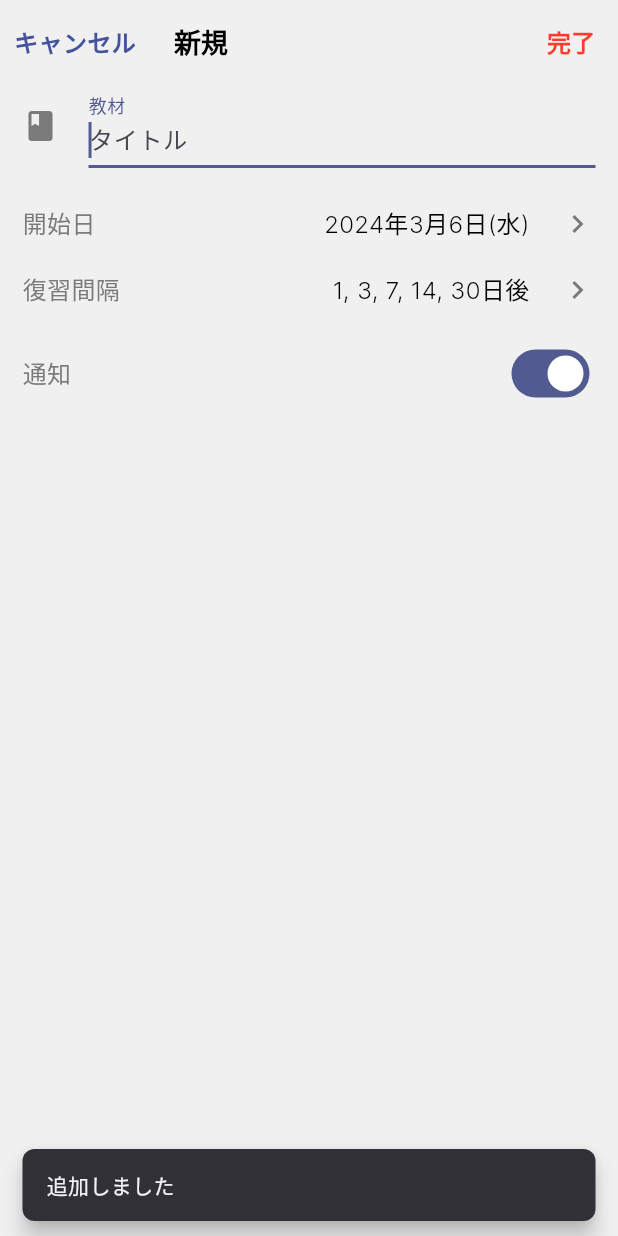
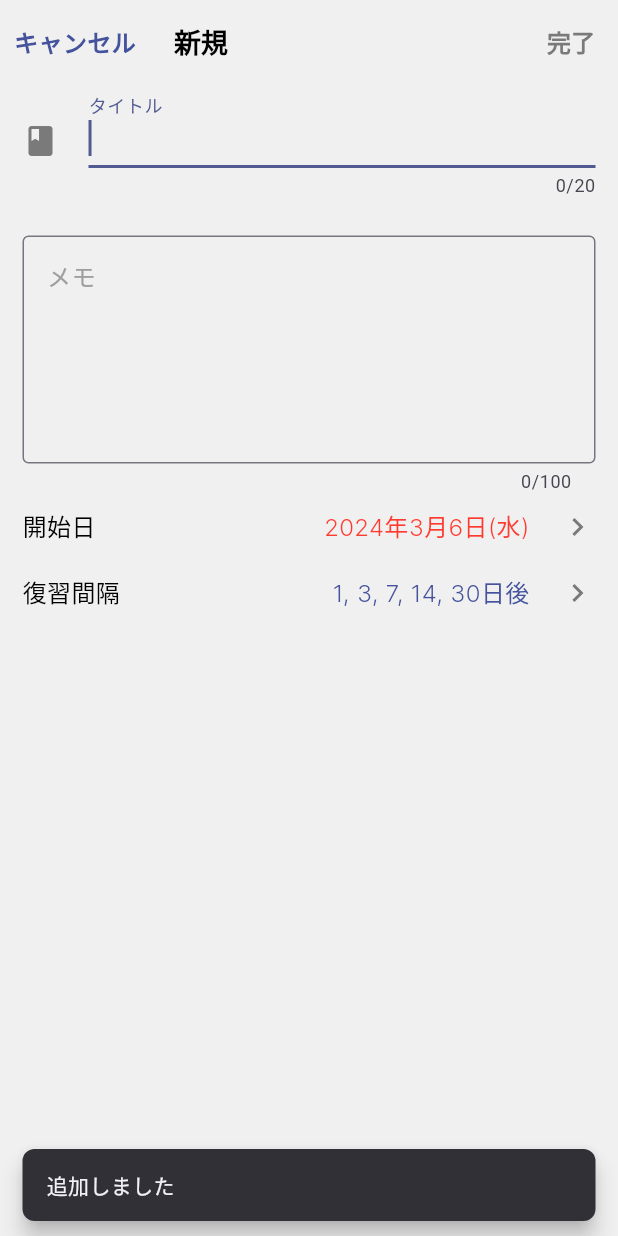
Before and after one commit to MaeruV/fukushu-calendar, a Flutter app: the AddTaskScreen screen opened by its route, after a tap on "完了", on a phone screen of 412 x 824 dp. Run offline on Flutter 3.47's test engine with Material 3 defaults, Android fonts, the phone set to English and light mode, and no system bars; our stand-ins replace flutter_hooks, flutter_riverpod, flutter_slidable, flutter_svg, freezed_annotation, go_router and 3 more; accounts and stored records are empty; generated files the repository leaves out were written again.

Commit message:
CheckTaskとAddTaskはほぼ完成

```diff
--- a/lib/application/state/edit/edit_view_model.dart
+++ b/lib/application/state/edit/edit_view_model.dart
@@ -1,48 +1,71 @@
 import 'package:ebbinghaus_forgetting_curve/application/types/edit/edit_state.dart';
 import 'package:ebbinghaus_forgetting_curve/application/usecases/task/state/tasks_provider.dart';
-import 'package:flutter/material.dart';
+import 'package:ebbinghaus_forgetting_curve/domain/entities/task.dart';
+import 'package:flutter/foundation.dart';
 import 'package:riverpod_annotation/riverpod_annotation.dart';
 
 part 'edit_view_model.g.dart';
 
 @riverpod
 class EditViewModel extends _$EditViewModel {
-  late TextEditingController textController;
+  late Task? task;
 
   @override
   EditState build() {
-    textController = TextEditingController();
+    task = ref.watch(temporaryTaskProvider);
 
-    final task = ref.watch(temporaryTaskProvider);
     final datetime = task != null
-        ? task.dateTime
+        ? task!.dateTime
         : DateTime(
             DateTime.now().year, DateTime.now().month, DateTime.now().day);
-    final titleText = task != null ? task.title : '';
-    final intervalDays = task != null ? task.dates : [1, 3, 7, 14, 30];
+    final titleText = task != null ? task!.title : '';
+    final memoText = task != null ? task!.memo ?? '' : '';
+    final intervalDays = task != null ? task!.dates : [1, 3, 7, 14, 30];
     final hasTask = task != null ? true : false;
-    ref.onDispose(() {
-      print('onDisposeされました');
-    });
 
     return EditState(
+      title: titleText,
+      memo: memoText,
       dateTime: datetime,
-      notification: true,
-      titleText: textController.text = titleText,
       intervalDays: intervalDays,
       hasTask: hasTask,
+      hasChanges: false,
     );
+  }
+
+  setTitleText(String text) {
+    state = state.copyWith(title: text);
+    _checkForChanges();
+  }
+
+  setMemoText(String text) {
+    final memoText = text.replaceAll('\n', ' ');
+    state = state.copyWith(memo: memoText);
+    _checkForChanges();
   }
 
   setDateTime(DateTime time) {
     state = state.copyWith(dateTime: time);
-  }
-
-  toggleNotification(bool toggle) {
-    state = state.copyWith(notification: toggle);
+    _checkForChanges();
   }
 
   updateIntervalDays(List<int> interval) {
     state = state.copyWith(intervalDays: interval);
+    _checkForChanges();
+  }
+
+  void _checkForChanges() {
+    bool hasChanges = false;
+    if (task != null) {
+      bool isIntervalDaysEqual = listEquals(task!.dates, state.intervalDays);
+      bool isDateTimeEqual = task!.dateTime == state.dateTime;
+      hasChanges = task!.title != state.title ||
+          task!.memo != state.memo ||
+          !isDateTimeEqual ||
+          !isIntervalDaysEqual;
+    } else {
+      hasChanges = state.title != '';
+    }
+    state = state.copyWith(hasChanges: hasChanges);
   }
 }
--- a/lib/application/state/edit/interval_view_model.dart
+++ b/lib/application/state/edit/interval_view_model.dart
@@ -1,3 +1,4 @@
+import 'package:ebbinghaus_forgetting_curve/application/state/edit/edit_view_model.dart';
 import 'package:ebbinghaus_forgetting_curve/presentation/component/dialog_manager.dart';
 import 'package:flutter/material.dart';
 import 'package:riverpod_annotation/riverpod_annotation.dart';
@@ -10,7 +11,8 @@ part 'interval_view_model.g.dart';
 class IntervalViewModel extends _$IntervalViewModel {
   @override
   List<int> build() {
-    return [1, 3, 7, 14, 30];
+    final editState = ref.watch(editViewModelProvider);
+    return editState.intervalDays;
   }
 
   void setNumber(int num, BuildContext context) {
--- a/lib/application/types/edit/edit_state.dart
+++ b/lib/application/types/edit/edit_state.dart
@@ -8,10 +8,11 @@ part 'edit_state.freezed.dart';
 @freezed
 class EditState with _$EditState {
   const factory EditState({
+    required String title,
+    required String memo,
     required DateTime dateTime,
-    required bool notification,
-    required String titleText,
     required List<int> intervalDays,
     required bool hasTask,
+    @Default(false) bool hasChanges,
   }) = _EditState;
 }
--- a/lib/application/usecases/task/task_usecase.dart
+++ b/lib/application/usecases/task/task_usecase.dart
@@ -1,6 +1,4 @@
-import 'package:ebbinghaus_forgetting_curve/application/state/edit/edit_view_model.dart';
 import 'package:ebbinghaus_forgetting_curve/application/state/loading/overlay_loading_provider.dart';
-import 'package:ebbinghaus_forgetting_curve/application/types/edit/edit_state.dart';
 import 'package:ebbinghaus_forgetting_curve/application/usecases/run_usecase_mixin.dart';
 import 'package:ebbinghaus_forgetting_curve/application/usecases/task/state/tasks_provider.dart';
 import 'package:ebbinghaus_forgetting_curve/domain/entities/task.dart';
@@ -26,41 +24,45 @@ class TaskUsecase with RunUsecaseMixin {
       _ref.read(temporaryTaskProvider.notifier);
   void _refreshTempTaskProvider(int taskId) =>
       _ref.refresh(tempTaskProvider(taskId: taskId).future);
-  EditState get _editState => _ref.read(editViewModelProvider);
 
-  Future<void> addTaskEvent() async {
-    final task = Task()
-      ..title = _ref.read(editViewModelProvider.notifier).textController.text
-      ..memo = "1日300単語勉強する。これについてテストを行います。改行を出来るかどうかを確かめます。"
-      ..dateTime = _editState.dateTime
-      ..dates = _editState.intervalDays;
+  Future<void> saveTaskEvent({
+    required String title,
+    required String memo,
+    required DateTime dateTime,
+    required List<int> intervalDays,
+  }) async {
+    Task task;
+
+    if (_temporaryTaskController.state == null) {
+      // 新規タスクの作成
+      task = Task()
+        ..title = title
+        ..memo = memo
+        ..dateTime = dateTime
+        ..dates = intervalDays;
+    } else {
+      // 既存のタスクの更新
+      task = _temporaryTaskController.state!
+        ..title = title
+        ..memo = memo
+        ..dateTime = dateTime
+        ..dates = intervalDays;
+    }
 
     await execute(
       loadingController: _loadingController,
       action: () async {
-        await _taskRepository.add(task: task);
+        if (_temporaryTaskController.state == null) {
+          await _taskRepository.add(task: task);
+        } else {
+          await _taskRepository.update(task: task);
+        }
       },
     );
 
-    _invalidateTasksProvider();
-  }
-
-  Future<void> updateTaskEvent() async {
-    final task = _temporaryTaskController.state!
-      ..title = _ref.read(editViewModelProvider.notifier).textController.text
-      ..dateTime = _editState.dateTime
-      ..dates = _editState.intervalDays;
-
-    print('update');
-
-    await execute(
-      loadingController: _loadingController,
-      action: () async {
-        await _taskRepository.update(task: task);
-      },
-    );
-
-    _refreshTempTaskProvider(task.id);
+    if (_temporaryTaskController.state != null) {
+      _refreshTempTaskProvider(task.id);
+    }
     _invalidateTasksProvider();
   }
 
--- a/lib/presentation/pages/edit/views/add_task_screen.dart
+++ b/lib/presentation/pages/edit/views/add_task_screen.dart
@@ -1,32 +1,35 @@
 import 'package:ebbinghaus_forgetting_curve/presentation/pages/edit/widgets/add_task/add_task_app_bar.dart';
 import 'package:ebbinghaus_forgetting_curve/presentation/pages/edit/widgets/add_task/add_task_calendar.dart';
 import 'package:ebbinghaus_forgetting_curve/presentation/pages/edit/widgets/add_task/add_task_interval.dart';
-import 'package:ebbinghaus_forgetting_curve/presentation/pages/edit/widgets/add_task/add_task_notification.dart';
+import 'package:ebbinghaus_forgetting_curve/presentation/pages/edit/widgets/add_task/add_task_memo.dart';
 import 'package:ebbinghaus_forgetting_curve/presentation/pages/edit/widgets/add_task/add_task_title.dart';
 import 'package:ebbinghaus_forgetting_curve/presentation/theme/colors.dart';
 import 'package:flutter/material.dart';
-import 'package:hooks_riverpod/hooks_riverpod.dart';
 
-class AddTaskScreen extends HookConsumerWidget {
+class AddTaskScreen extends StatelessWidget {
   const AddTaskScreen({super.key});
 
   @override
-  Widget build(BuildContext context, WidgetRef ref) {
+  Widget build(BuildContext context) {
     return const Scaffold(
+      resizeToAvoidBottomInset: false,
       backgroundColor: BrandColor.background,
       appBar: AddTaskAppBar(),
       body: Padding(
         padding: EdgeInsets.symmetric(horizontal: 15.0),
+        child: SingleChildScrollView(
           child: Column(
             children: <Widget>[
               AddTaskTitle(),
               SizedBox(height: 25),
+              AddTaskMemo(),
+              SizedBox(height: 10),
               AddTaskCalendar(),
               SizedBox(height: 20),
               AddTaskInterval(),
               SizedBox(height: 20),
-            AddTaskNotification(),
             ],
+          ),
         ),
       ),
     );
--- a/lib/presentation/pages/edit/views/check_task_screen.dart
+++ b/lib/presentation/pages/edit/views/check_task_screen.dart
@@ -36,7 +36,8 @@ class CheckTaskScreen extends ConsumerWidget {
                 },
                 backTap: () => context.pop(),
               ),
-              body: Padding(
+              body: SingleChildScrollView(
+                child: Padding(
                   padding: const EdgeInsets.symmetric(
                       horizontal: 10.0, vertical: 10.0),
                   child: Column(
@@ -80,6 +81,7 @@ class CheckTaskScreen extends ConsumerWidget {
                   ),
                 ),
               ),
+            ),
       _ => const CircularProgressIndicator(),
     };
   }
--- a/lib/presentation/pages/edit/views/interval_screen.dart
+++ b/lib/presentation/pages/edit/views/interval_screen.dart
@@ -1,6 +1,7 @@
 import 'package:ebbinghaus_forgetting_curve/presentation/pages/edit/widgets/interval/intercal_floating_btn.dart';
 import 'package:ebbinghaus_forgetting_curve/presentation/pages/edit/widgets/interval/interval_app_bar.dart';
 import 'package:ebbinghaus_forgetting_curve/presentation/pages/edit/widgets/interval/interval_view.dart';
+import 'package:ebbinghaus_forgetting_curve/presentation/theme/colors.dart';
 import 'package:flutter/material.dart';
 import 'package:flutter_riverpod/flutter_riverpod.dart';
 
@@ -10,6 +11,7 @@ class IntervalScreen extends ConsumerWidget {
   @override
   Widget build(BuildContext context, WidgetRef ref) {
     return const Scaffold(
+        backgroundColor: BrandColor.background,
         appBar: IntervalAppBar(),
         body: IntervalView(),
         floatingActionButton: IntervalFloatingBtn());
--- a/lib/presentation/pages/edit/widgets/add_task/add_task_app_bar.dart
+++ b/lib/presentation/pages/edit/widgets/add_task/add_task_app_bar.dart
@@ -1,14 +1,13 @@
 import 'package:ebbinghaus_forgetting_curve/application/state/edit/edit_view_model.dart';
-import 'package:ebbinghaus_forgetting_curve/application/usecases/task/state/tasks_provider.dart';
 import 'package:ebbinghaus_forgetting_curve/application/usecases/task/task_usecase.dart';
 import 'package:ebbinghaus_forgetting_curve/presentation/presentation_mixin.dart';
 import 'package:ebbinghaus_forgetting_curve/presentation/theme/colors.dart';
 import 'package:ebbinghaus_forgetting_curve/presentation/theme/fonts.dart';
 import 'package:flutter/material.dart';
-import 'package:flutter_riverpod/flutter_riverpod.dart';
 import 'package:go_router/go_router.dart';
+import 'package:hooks_riverpod/hooks_riverpod.dart';
 
-class AddTaskAppBar extends ConsumerWidget
+class AddTaskAppBar extends HookConsumerWidget
     with PresentationMixin
     implements PreferredSizeWidget {
   const AddTaskAppBar({Key? key}) : super(key: key);
@@ -16,6 +15,8 @@ class AddTaskAppBar extends ConsumerWidget
   Widget build(BuildContext context, WidgetRef ref) {
     final state = ref.watch(editViewModelProvider);
     String subject = state.hasTask ? '編集' : '新規';
+    String succesMessage = state.hasTask ? '更新しました' : '追加しました';
+    Color color = state.hasChanges ? BrandColor.deleteRed : BrandColor.grey;
 
     return AppBar(
       backgroundColor: BrandColor.background,
@@ -26,9 +27,7 @@ class AddTaskAppBar extends ConsumerWidget
         child: Center(
           child: Text(
             'キャンセル',
-            style: BrandText.titleS.copyWith(
-                color: BrandColor
-                    .blue), // Use the same style as the title for uniformity
+            style: BrandText.titleS.copyWith(color: BrandColor.blue),
           ),
         ),
       ),
@@ -40,17 +39,20 @@ class AddTaskAppBar extends ConsumerWidget
               execute(
                 context,
                 action: () async {
-                  state.hasTask
-                      ? await ref.read(taskUsecaseProvider).updateTaskEvent()
-                      : await ref.read(taskUsecaseProvider).addTaskEvent();
+                  await ref.read(taskUsecaseProvider).saveTaskEvent(
+                        title: state.title,
+                        memo: state.memo,
+                        dateTime: state.dateTime,
+                        intervalDays: state.intervalDays,
+                      );
                 },
-                successMessage: state.hasTask ? '更新しました' : '追加しました',
+                successMessage: succesMessage,
               );
               context.pop();
             },
             child: Text(
               "完了",
-              style: BrandText.titleS.copyWith(color: BrandColor.deleteRed),
+              style: BrandText.titleS.copyWith(color: color),
             ),
           ),
         ),
--- a/lib/presentation/pages/edit/widgets/add_task/add_task_calendar.dart
+++ b/lib/presentation/pages/edit/widgets/add_task/add_task_calendar.dart
@@ -8,11 +8,11 @@ import 'package:hooks_riverpod/hooks_riverpod.dart';
 class AddTaskCalendar extends ConsumerWidget {
   const AddTaskCalendar({super.key});
 
-  Future<DateTime?> showDate(BuildContext context) async {
+  Future<DateTime?> showDate(BuildContext context, DateTime dateTime) async {
     final DateTime? datePicked = await showDatePicker(
       locale: const Locale("ja"),
       context: context,
-      initialDate: DateTime.now(),
+      initialDate: dateTime,
       firstDate: DateTime(
           DateTime.now().year, DateTime.now().month, DateTime.now().day),
       lastDate: DateTime.now().add(
@@ -29,7 +29,7 @@ class AddTaskCalendar extends ConsumerWidget {
 
     return GestureDetector(
       onTap: () async {
-        final datePicked = await showDate(context);
+        final datePicked = await showDate(context, state.dateTime);
         if (datePicked != null && datePicked != state.dateTime) {
           notifier.setDateTime(datePicked);
         }
@@ -37,15 +37,15 @@ class AddTaskCalendar extends ConsumerWidget {
       child: Row(
         mainAxisAlignment: MainAxisAlignment.spaceBetween,
         children: <Widget>[
-          Text(
+          const Text(
             '開始日',
-            style: BrandText.bodyM.copyWith(color: BrandColor.grey),
+            style: BrandText.bodyM,
           ),
           Row(
             children: <Widget>[
               Text(
                 state.dateTime.toJapaneseFormat(),
-                style: BrandText.bodyM.copyWith(color: BrandColor.black),
+                style: BrandText.bodyM.copyWith(color: BrandColor.deleteRed),
               ),
               const SizedBox(width: 20),
               const Icon(
--- a/lib/presentation/pages/edit/widgets/add_task/add_task_interval.dart
+++ b/lib/presentation/pages/edit/widgets/add_task/add_task_interval.dart
@@ -21,9 +21,9 @@ class AddTaskInterval extends ConsumerWidget {
         width: double.infinity,
         child: Row(
           children: <Widget>[
-            Text(
+            const Text(
               '復習間隔',
-              style: BrandText.bodyM.copyWith(color: BrandColor.grey),
+              style: BrandText.bodyM,
             ),
             const SizedBox(width: 10),
             Expanded(
@@ -33,7 +33,7 @@ class AddTaskInterval extends ConsumerWidget {
                   Flexible(
                     child: Text(
                       formattedIntervals,
-                      style: BrandText.bodyM.copyWith(color: BrandColor.black),
+                      style: BrandText.bodyM.copyWith(color: BrandColor.blue),
                       overflow: TextOverflow.ellipsis,
                     ),
                   ),
--- /dev/null
+++ b/lib/presentation/pages/edit/widgets/add_task/add_task_memo.dart
@@ -0,0 +1,33 @@
+import 'package:ebbinghaus_forgetting_curve/application/state/edit/edit_view_model.dart';
+import 'package:flutter/material.dart';
+import 'package:flutter_hooks/flutter_hooks.dart';
+import 'package:hooks_riverpod/hooks_riverpod.dart';
+
+class AddTaskMemo extends HookConsumerWidget {
+  const AddTaskMemo({super.key});
+
+  @override
+  Widget build(BuildContext context, WidgetRef ref) {
+    final notifier = ref.read(editViewModelProvider.notifier);
+    final state = ref.watch(editViewModelProvider);
+
+    final controller = useTextEditingController(text: state.memo);
+
+    return TextField(
+      controller: controller,
+      onChanged: (value) => notifier.setMemoText(value),
+      maxLines: 5,
+      maxLength: 100,
+      decoration: const InputDecoration(
+        labelText: 'メモ',
+        alignLabelWithHint: true,
+        labelStyle: TextStyle(
+          fontSize: 16,
+          color: Colors.grey,
+        ),
+        border: OutlineInputBorder(),
+      ),
+      // keyboardType: TextInputType.multiline,
+    );
+  }
+}
--- a/lib/presentation/pages/edit/widgets/add_task/add_task_notification.dart
+++ /dev/null
@@ -1,29 +0,0 @@
-import 'package:ebbinghaus_forgetting_curve/application/state/edit/edit_view_model.dart';
-import 'package:ebbinghaus_forgetting_curve/presentation/theme/colors.dart';
-import 'package:ebbinghaus_forgetting_curve/presentation/theme/fonts.dart';
-import 'package:flutter/material.dart';
-import 'package:hooks_riverpod/hooks_riverpod.dart';
-
-class AddTaskNotification extends ConsumerWidget {
-  const AddTaskNotification({super.key});
-
-  @override
-  Widget build(BuildContext context, WidgetRef ref) {
-    final state = ref.watch(editViewModelProvider);
-    final notifier = ref.read(editViewModelProvider.notifier);
-
-    return Row(
-      mainAxisAlignment: MainAxisAlignment.spaceBetween,
-      children: <Widget>[
-        Text(
-          '通知',
-          style: BrandText.bodyM.copyWith(color: BrandColor.grey),
-        ),
-        Switch(
-          value: state.notification,
-          onChanged: notifier.toggleNotification,
-        ),
-      ],
-    );
-  }
-}
--- a/lib/presentation/pages/edit/widgets/add_task/add_task_title.dart
+++ b/lib/presentation/pages/edit/widgets/add_task/add_task_title.dart
@@ -1,6 +1,7 @@
 import 'package:ebbinghaus_forgetting_curve/application/state/edit/edit_view_model.dart';
 import 'package:ebbinghaus_forgetting_curve/presentation/theme/colors.dart';
 import 'package:flutter/material.dart';
+import 'package:flutter_hooks/flutter_hooks.dart';
 import 'package:hooks_riverpod/hooks_riverpod.dart';
 
 class AddTaskTitle extends HookConsumerWidget {
@@ -8,7 +9,10 @@ class AddTaskTitle extends HookConsumerWidget {
 
   @override
   Widget build(BuildContext context, WidgetRef ref) {
-    final state = ref.watch(editViewModelProvider.notifier);
+    final notifier = ref.read(editViewModelProvider.notifier);
+    final state = ref.watch(editViewModelProvider);
+
+    final controller = useTextEditingController(text: state.title);
 
     return Row(
       children: <Widget>[
@@ -19,11 +23,12 @@ class AddTaskTitle extends HookConsumerWidget {
         const SizedBox(width: 20),
         Expanded(
           child: TextField(
-            controller: state.textController,
+            maxLength: 20,
+            controller: controller,
+            onChanged: (value) => notifier.setTitleText(value),
             autofocus: true,
             decoration: const InputDecoration(
-              labelText: "教材",
-              hintText: "タイトル",
+              labelText: "タイトル",
             ),
           ),
         ),
--- a/lib/presentation/pages/edit/widgets/check_task/check_task_memo.dart
+++ b/lib/presentation/pages/edit/widgets/check_task/check_task_memo.dart
@@ -19,14 +19,14 @@ class CheckTaskMemo extends ConsumerWidget {
         ),
         const SizedBox(width: 20),
         Expanded(
-          child: memo == null
+          child: memo != null
               ? Text(
                   memo!,
-                  style: BrandText.bodyS.copyWith(color: BrandColor.black),
+                  style: BrandText.bodyM.copyWith(color: BrandColor.black),
                 )
               : Text(
                   '',
-                  style: BrandText.bodyS.copyWith(color: BrandColor.grey),
+                  style: BrandText.bodyM.copyWith(color: BrandColor.grey),
                 ),
         ),
       ],
--- a/lib/presentation/pages/edit/widgets/interval/interval_cancel_btn.dart
+++ b/lib/presentation/pages/edit/widgets/interval/interval_cancel_btn.dart
@@ -15,7 +15,8 @@ class IntervalCancelBtn extends ConsumerWidget {
       onTap: () => notifier.deleteNumber(index),
       child: const Icon(
         Icons.cancel_outlined,
-        color: BrandColor.grey,
+        color: BrandColor.deleteRed,
+        size: 20,
       ),
     );
   }
--- a/lib/presentation/pages/edit/widgets/interval/interval_view.dart
+++ b/lib/presentation/pages/edit/widgets/interval/interval_view.dart
@@ -20,7 +20,7 @@ class IntervalView extends ConsumerWidget {
             : Center(
                 child: Text(
                   '最大10個まで登録できます',
-                  style: BrandText.bodyM.copyWith(color: BrandColor.grey),
+                  style: BrandText.bodyS.copyWith(color: BrandColor.grey),
                 ),
               );
       },
```
Also changed, not shown: lib/presentation/pages/edit/widgets/edit_widget/edit_list_view.dart (+6 -3 lines), lib/presentation/pages/edit/widgets/interval/interval_app_bar.dart (+1 -7 lines), lib/presentation/pages/edit/widgets/interval/interval_tile_list.dart (+12 -9 lines), lib/application/state/edit/edit_view_model.g.dart, lib/application/state/edit/interval_view_model.g.dart, lib/application/types/edit/edit_state.freezed.dart. Lines whose indentation alone changed are shown as unchanged.
